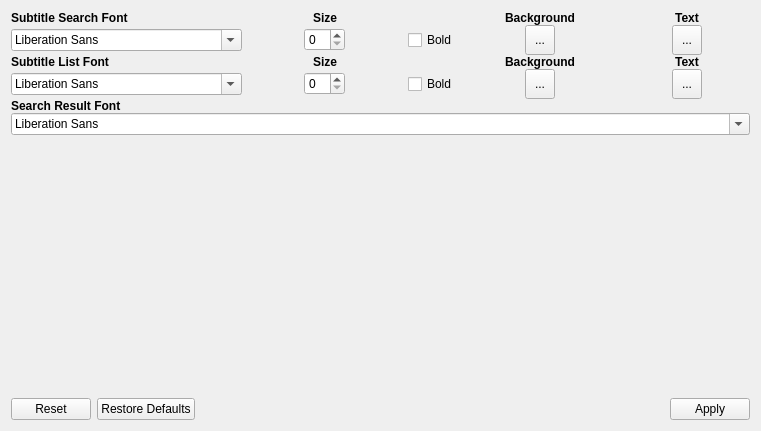
Before: the Qt Designer form src/gui/widgets/interfacesettings.ui in ripose-jp/Memento, drawn with Qt 5.
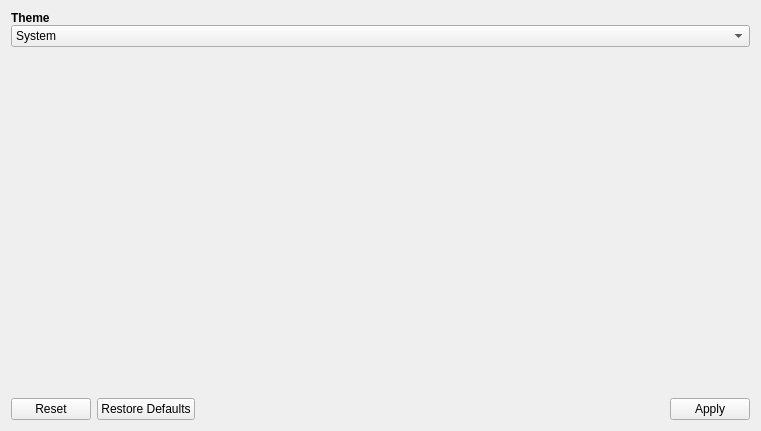
After: the same form once the commit is applied.

Commit message: Added light and dark themes, and changed the look of the subtitle list widget to not be bad

```diff
--- a/src/gui/widgets/interfacesettings.ui
+++ b/src/gui/widgets/interfacesettings.ui
@@ -18,328 +18,36 @@
     <number>0</number>
    </property>
    <item>
-    <layout class="QGridLayout" name="layoutGrid">
-     <property name="horizontalSpacing">
-      <number>20</number>
+    <widget class="QLabel" name="labelTheme">
+     <property name="font">
+      <font>
+       <weight>75</weight>
+       <bold>true</bold>
+      </font>
      </property>
-     <property name="verticalSpacing">
-      <number>0</number>
+     <property name="text">
+      <string>Theme</string>
      </property>
-     <item row="2" column="3" alignment="Qt::AlignHCenter">
-      <widget class="QLabel" name="labelSubListBackground">
-       <property name="sizePolicy">
-        <sizepolicy hsizetype="Fixed" vsizetype="Fixed">
-         <horstretch>0</horstretch>
-         <verstretch>0</verstretch>
-        </sizepolicy>
-       </property>
-       <property name="font">
-        <font>
-         <weight>75</weight>
-         <bold>true</bold>
-        </font>
-       </property>
-       <property name="text">
-        <string>Background</string>
-       </property>
-       <property name="alignment">
-        <set>Qt::AlignCenter</set>
-       </property>
-      </widget>
-     </item>
-     <item row="3" column="4" alignment="Qt::AlignHCenter">
-      <widget class="QToolButton" name="buttonSubListText">
-       <property name="minimumSize">
-        <size>
-         <width>30</width>
-         <height>30</height>
-        </size>
-       </property>
-       <property name="text">
-        <string>...</string>
-       </property>
-      </widget>
-     </item>
-     <item row="0" column="4" alignment="Qt::AlignHCenter">
-      <widget class="QLabel" name="labelSubSearchText">
-       <property name="sizePolicy">
-        <sizepolicy hsizetype="Fixed" vsizetype="Fixed">
-         <horstretch>0</horstretch>
-         <verstretch>0</verstretch>
-        </sizepolicy>
-       </property>
-       <property name="font">
-        <font>
-         <weight>75</weight>
-         <bold>true</bold>
-        </font>
-       </property>
-       <property name="text">
-        <string>Text</string>
-       </property>
-       <property name="alignment">
-        <set>Qt::AlignCenter</set>
-       </property>
-      </widget>
-     </item>
-     <item row="2" column="0" alignment="Qt::AlignLeft">
-      <widget class="QLabel" name="labelSubListFont">
-       <property name="sizePolicy">
-        <sizepolicy hsizetype="Fixed" vsizetype="Fixed">
-         <horstretch>0</horstretch>
-         <verstretch>0</verstretch>
-        </sizepolicy>
-       </property>
-       <property name="font">
-        <font>
-         <weight>75</weight>
-         <bold>true</bold>
-        </font>
-       </property>
-       <property name="text">
-        <string>Subtitle List Font</string>
-       </property>
-      </widget>
-     </item>
-     <item row="2" column="4" alignment="Qt::AlignHCenter">
-      <widget class="QLabel" name="labelSubListText">
-       <property name="sizePolicy">
-        <sizepolicy hsizetype="Fixed" vsizetype="Fixed">
-         <horstretch>0</horstretch>
-         <verstretch>0</verstretch>
-        </sizepolicy>
-       </property>
-       <property name="font">
-        <font>
-         <weight>75</weight>
-         <bold>true</bold>
-        </font>
-       </property>
-       <property name="text">
-        <string>Text</string>
-       </property>
-       <property name="alignment">
-        <set>Qt::AlignCenter</set>
-       </property>
-      </widget>
-     </item>
-     <item row="0" column="3" alignment="Qt::AlignHCenter">
-      <widget class="QLabel" name="labelBackground">
-       <property name="sizePolicy">
-        <sizepolicy hsizetype="Fixed" vsizetype="Fixed">
-         <horstretch>0</horstretch>
-         <verstretch>0</verstretch>
-        </sizepolicy>
-       </property>
-       <property name="font">
-        <font>
-         <weight>75</weight>
-         <bold>true</bold>
-        </font>
-       </property>
-       <property name="text">
-        <string>Background</string>
-       </property>
-       <property name="alignment">
-        <set>Qt::AlignCenter</set>
-       </property>
-      </widget>
-     </item>
-     <item row="1" column="2">
-      <widget class="QCheckBox" name="checkBoldSubSearch">
-       <property name="sizePolicy">
-        <sizepolicy hsizetype="Fixed" vsizetype="Fixed">
-         <horstretch>0</horstretch>
-         <verstretch>0</verstretch>
-        </sizepolicy>
-       </property>
-       <property name="text">
-        <string>Bold</string>
-       </property>
-      </widget>
-     </item>
-     <item row="3" column="0" alignment="Qt::AlignLeft">
-      <widget class="QFontComboBox" name="fontSubList">
-       <property name="sizePolicy">
-        <sizepolicy hsizetype="Preferred" vsizetype="Fixed">
-         <horstretch>0</horstretch>
-         <verstretch>0</verstretch>
-        </sizepolicy>
-       </property>
-      </widget>
-     </item>
-     <item row="1" column="1" alignment="Qt::AlignHCenter">
-      <widget class="QSpinBox" name="spinSubSearchSize">
-       <property name="sizePolicy">
-        <sizepolicy hsizetype="Fixed" vsizetype="Fixed">
-         <horstretch>0</horstretch>
-         <verstretch>0</verstretch>
-        </sizepolicy>
-       </property>
-      </widget>
-     </item>
-     <item row="2" column="1" alignment="Qt::AlignHCenter">
-      <widget class="QLabel" name="labelSubListSize">
-       <property name="sizePolicy">
-        <sizepolicy hsizetype="Fixed" vsizetype="Preferred">
-         <horstretch>0</horstretch>
-         <verstretch>0</verstretch>
-        </sizepolicy>
-       </property>
-       <property name="font">
-        <font>
-         <weight>75</weight>
-         <bold>true</bold>
-        </font>
-       </property>
-       <property name="text">
-        <string>Size</string>
-       </property>
-       <property name="alignment">
-        <set>Qt::AlignRight|Qt::AlignTrailing|Qt::AlignVCenter</set>
-       </property>
-      </widget>
-     </item>
-     <item row="1" column="4" alignment="Qt::AlignHCenter">
-      <widget class="QToolButton" name="buttonSubSearchText">
-       <property name="minimumSize">
-        <size>
-         <width>30</width>
-         <height>30</height>
-        </size>
-       </property>
-       <property name="text">
-        <string>...</string>
-       </property>
-      </widget>
-     </item>
-     <item row="0" column="1" alignment="Qt::AlignHCenter">
-      <widget class="QLabel" name="labelSubSearchSize">
-       <property name="sizePolicy">
-        <sizepolicy hsizetype="Fixed" vsizetype="Preferred">
-         <horstretch>0</horstretch>
-         <verstretch>0</verstretch>
-        </sizepolicy>
-       </property>
-       <property name="font">
-        <font>
-         <weight>75</weight>
-         <bold>true</bold>
-        </font>
-       </property>
-       <property name="text">
-        <string>Size</string>
-       </property>
-       <property name="alignment">
-        <set>Qt::AlignRight|Qt::AlignTrailing|Qt::AlignVCenter</set>
-       </property>
-      </widget>
-     </item>
-     <item row="3" column="2">
-      <widget class="QCheckBox" name="checkBoldSubList">
-       <property name="sizePolicy">
-        <sizepolicy hsizetype="Fixed" vsizetype="Fixed">
-         <horstretch>0</horstretch>
-         <verstretch>0</verstretch>
-        </sizepolicy>
-       </property>
-       <property name="text">
-        <string>Bold</string>
-       </property>
-      </widget>
-     </item>
-     <item row="1" column="3" alignment="Qt::AlignHCenter">
-      <widget class="QToolButton" name="buttonSubSearchBackground">
-       <property name="minimumSize">
-        <size>
-         <width>30</width>
-         <height>30</height>
-        </size>
-       </property>
-       <property name="text">
-        <string>...</string>
-       </property>
-      </widget>
-     </item>
-     <item row="3" column="3" alignment="Qt::AlignHCenter">
-      <widget class="QToolButton" name="buttonSubListBackground">
-       <property name="minimumSize">
-        <size>
-         <width>30</width>
-         <height>30</height>
-        </size>
-       </property>
-       <property name="text">
-        <string>...</string>
-       </property>
-      </widget>
-     </item>
-     <item row="0" column="0" alignment="Qt::AlignLeft">
-      <widget class="QLabel" name="labelSubSearchFont">
-       <property name="sizePolicy">
-        <sizepolicy hsizetype="Fixed" vsizetype="Preferred">
-         <horstretch>0</horstretch>
-         <verstretch>0</verstretch>
-        </sizepolicy>
-       </property>
-       <property name="font">
-        <font>
-         <weight>75</weight>
-         <bold>true</bold>
-        </font>
-       </property>
-       <property name="text">
-        <string>Subtitle Search Font</string>
-       </property>
-      </widget>
-     </item>
-     <item row="3" column="1" alignment="Qt::AlignHCenter">
-      <widget class="QSpinBox" name="spinSubListSize">
-       <property name="sizePolicy">
-        <sizepolicy hsizetype="Fixed" vsizetype="Fixed">
-         <horstretch>0</horstretch>
-         <verstretch>0</verstretch>
-        </sizepolicy>
-       </property>
-      </widget>
-     </item>
-     <item row="1" column="0" alignment="Qt::AlignLeft">
-      <widget class="QFontComboBox" name="fontSubSearch">
-       <property name="sizePolicy">
-        <sizepolicy hsizetype="Preferred" vsizetype="Fixed">
-         <horstretch>0</horstretch>
-         <verstretch>0</verstretch>
-        </sizepolicy>
-       </property>
-      </widget>
-     </item>
-    </layout>
+    </widget>
    </item>
    <item>
-    <layout class="QVBoxLayout" name="verticalLayout">
+    <widget class="QComboBox" name="comboTheme">
      <item>
-      <widget class="QLabel" name="label_9">
-       <property name="sizePolicy">
-        <sizepolicy hsizetype="Fixed" vsizetype="Fixed">
-         <horstretch>0</horstretch>
-         <verstretch>0</verstretch>
-        </sizepolicy>
-       </property>
-       <property name="font">
-        <font>
-         <weight>75</weight>
-         <bold>true</bold>
-        </font>
-       </property>
-       <property name="text">
-        <string>Search Result Font</string>
-       </property>
-      </widget>
+      <property name="text">
+       <string>System</string>
+      </property>
      </item>
      <item>
-      <widget class="QFontComboBox" name="fontComboBox_3"/>
+      <property name="text">
+       <string>Light</string>
+      </property>
      </item>
-    </layout>
+     <item>
+      <property name="text">
+       <string>Dark</string>
+      </property>
+     </item>
+    </widget>
    </item>
    <item>
     <spacer name="verticalSpacer">
```
The commit also changes 24 other files.
